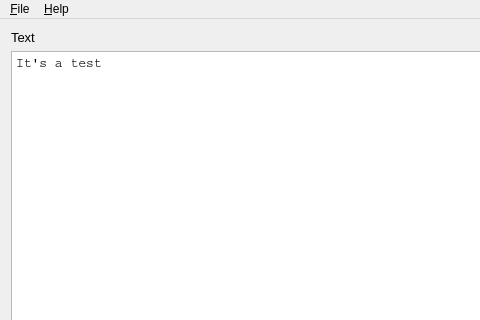
Old version of the form mainwindow.ui in the repository TutorExilius/MyCuteThesaurus; both pictures show x 0 to 480 and y 0 to 320 of the 697 by 646 pixel window.
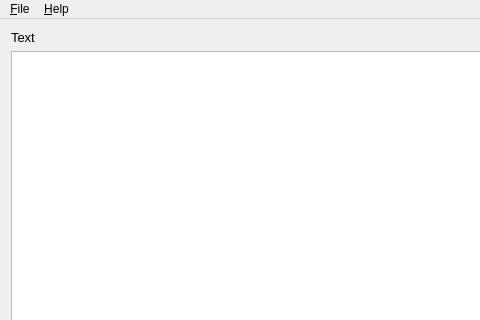
New version of the form. Custom widgets are drawn as their Qt base class.

Commit message: Implemented Open and Save File, added FileSystemWatcher, some Refectoring

Patch:
```diff
--- a/mainwindow.ui
+++ b/mainwindow.ui
@@ -37,6 +37,8 @@
        <font>
         <family>Courier</family>
         <pointsize>10</pointsize>
+        <weight>50</weight>
+        <bold>false</bold>
        </font>
       </property>
       <property name="lineWrapMode">
@@ -53,7 +55,7 @@
 &lt;html&gt;&lt;head&gt;&lt;meta name=&quot;qrichtext&quot; content=&quot;1&quot; /&gt;&lt;style type=&quot;text/css&quot;&gt;
 p, li { white-space: pre-wrap; }
 &lt;/style&gt;&lt;/head&gt;&lt;body style=&quot; font-family:'Courier'; font-size:10pt; font-weight:400; font-style:normal;&quot;&gt;
-&lt;p style=&quot; margin-top:0px; margin-bottom:0px; margin-left:0px; margin-right:0px; -qt-block-indent:0; text-indent:0px;&quot;&gt;It's a test&lt;/p&gt;&lt;/body&gt;&lt;/html&gt;</string>
+&lt;p style=&quot;-qt-paragraph-type:empty; margin-top:0px; margin-bottom:0px; margin-left:0px; margin-right:0px; -qt-block-indent:0; text-indent:0px;&quot;&gt;&lt;br /&gt;&lt;/p&gt;&lt;/body&gt;&lt;/html&gt;</string>
       </property>
       <property name="acceptRichText">
        <bool>false</bool>
```
Left out of the diff: 33 changed lines with no effect on the pictures. The commit also changes 2 other files.
